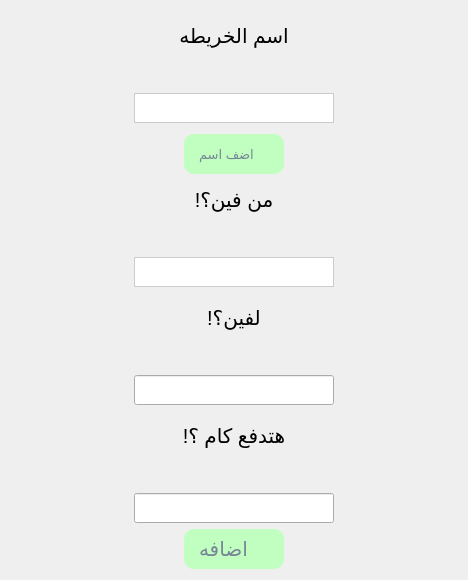
This is addgraph.ui in Roqaya-muhmd/Mini_Wasalny as Qt 5 draws it before an edit. The edited form follows.
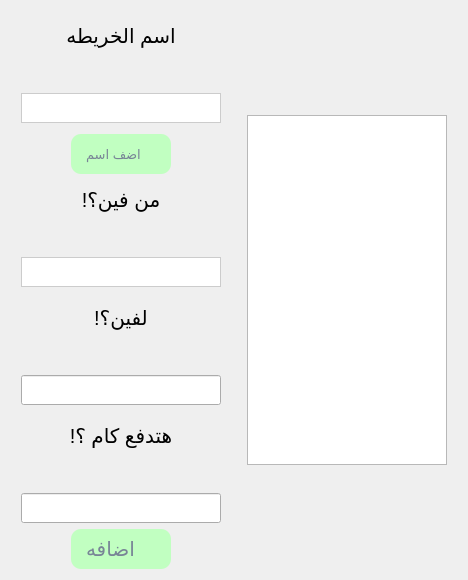
This is the edited form. Icons and pictures are not drawn.

```diff
--- a/addgraph.ui
+++ b/addgraph.ui
@@ -7,7 +7,7 @@
     <x>0</x>
     <y>0</y>
     <width>468</width>
-    <height>546</height>
+    <height>578</height>
    </rect>
   </property>
   <property name="windowTitle">
@@ -17,8 +17,28 @@
    <string notr="true"/>
   </property>
   <layout class="QGridLayout" name="gridLayout">
-   <item row="0" column="0">
+   <item row="0" column="1">
     <layout class="QVBoxLayout" name="verticalLayout">
+     <item alignment="Qt::AlignmentFlag::AlignHCenter|Qt::AlignmentFlag::AlignVCenter">
+      <widget class="QListWidget" name="listWidget">
+       <property name="minimumSize">
+        <size>
+         <width>200</width>
+         <height>350</height>
+        </size>
+       </property>
+       <property name="maximumSize">
+        <size>
+         <width>120</width>
+         <height>170</height>
+        </size>
+       </property>
+      </widget>
+     </item>
+    </layout>
+   </item>
+   <item row="0" column="0">
+    <layout class="QVBoxLayout" name="verticalLayout_2">
      <item alignment="Qt::AlignmentFlag::AlignHCenter">
       <widget class="QLabel" name="label_4">
        <property name="minimumSize">
@@ -107,6 +127,11 @@
          <height>30</height>
         </size>
        </property>
+       <property name="font">
+        <font>
+         <pointsize>12</pointsize>
+        </font>
+       </property>
        <property name="styleSheet">
         <string notr="true">QLineEdit {
     border: 1px solid #ccc;       /* Border color */
@@ -234,7 +259,7 @@
       <widget class="QLabel" name="label_waring2">
        <property name="minimumSize">
         <size>
-         <width>120</width>
+         <width>170</width>
          <height>20</height>
         </size>
        </property>
@@ -266,6 +291,11 @@
          <height>30</height>
         </size>
        </property>
+       <property name="font">
+        <font>
+         <pointsize>12</pointsize>
+        </font>
+       </property>
        <property name="styleSheet">
         <string notr="true">QLineEdit {
     border: 1px solid #ccc;       /* Border color */
@@ -328,7 +358,7 @@
       <widget class="QLabel" name="label_waring3">
        <property name="minimumSize">
         <size>
-         <width>120</width>
+         <width>170</width>
          <height>20</height>
         </size>
        </property>
@@ -360,6 +390,11 @@
          <height>30</height>
         </size>
        </property>
+       <property name="font">
+        <font>
+         <pointsize>12</pointsize>
+        </font>
+       </property>
       </widget>
      </item>
      <item alignment="Qt::AlignmentFlag::AlignHCenter">
@@ -409,7 +444,7 @@
       <widget class="QLabel" name="label_waring4">
        <property name="minimumSize">
         <size>
-         <width>120</width>
+         <width>170</width>
          <height>20</height>
         </size>
        </property>
@@ -441,6 +476,11 @@
          <height>30</height>
         </size>
        </property>
+       <property name="font">
+        <font>
+         <pointsize>12</pointsize>
+        </font>
+       </property>
       </widget>
      </item>
      <item alignment="Qt::AlignmentFlag::AlignHCenter">
```
Left out of the diff: 6 changed lines with no effect on the pictures.
